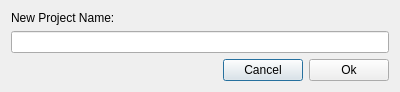
Above: src/dialogs/renameprojectdialog.ui from jahshaka/Studio before the change. Below: the same form after it.
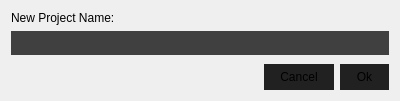
That is the form after the change.

Commit message: Update MsgBox styles and message, capture enter for new proj

```diff
--- a/src/dialogs/renameprojectdialog.ui
+++ b/src/dialogs/renameprojectdialog.ui
@@ -13,6 +13,26 @@
   <property name="windowTitle">
    <string>Dialog</string>
   </property>
+  <property name="styleSheet">
+   <string notr="true">QPushButton  {
+    border: none;
+    background-color: #212121;
+    padding: 6px 16px;
+}
+
+QPushButton:hover {
+    background-color: #555;
+}
+
+QLineEdit {
+	border: 0;
+	padding: 4px;
+	color: #CECECE;
+	font-size: 11px;
+	background: #404040;
+	margin-bottom: 3px;
+}</string>
+  </property>
   <layout class="QGridLayout" name="gridLayout">
    <item row="0" column="0">
     <widget class="QLabel" name="label">
```
The commit also changes 4 other files.
